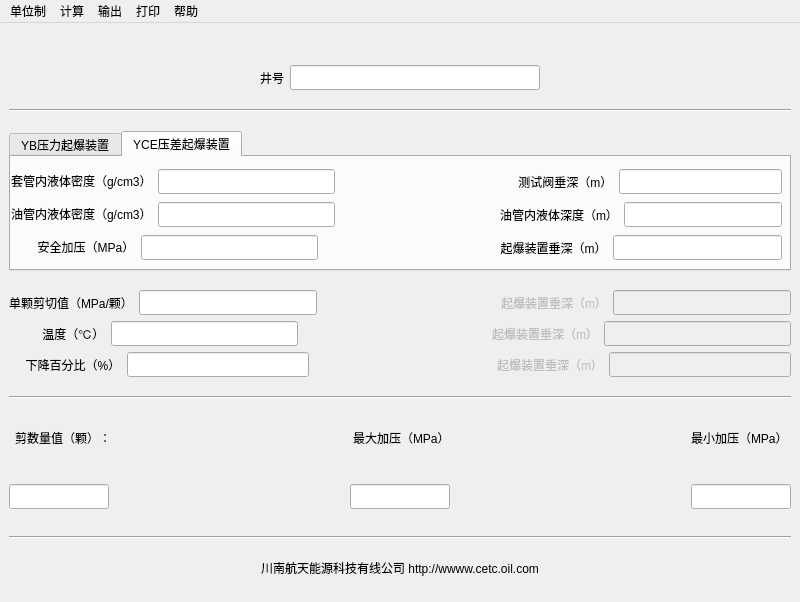
Before: the Qt Designer form 02_python/ShearPinCalc/MainWindow.ui in kurcoy/cetc, drawn with Qt 5.
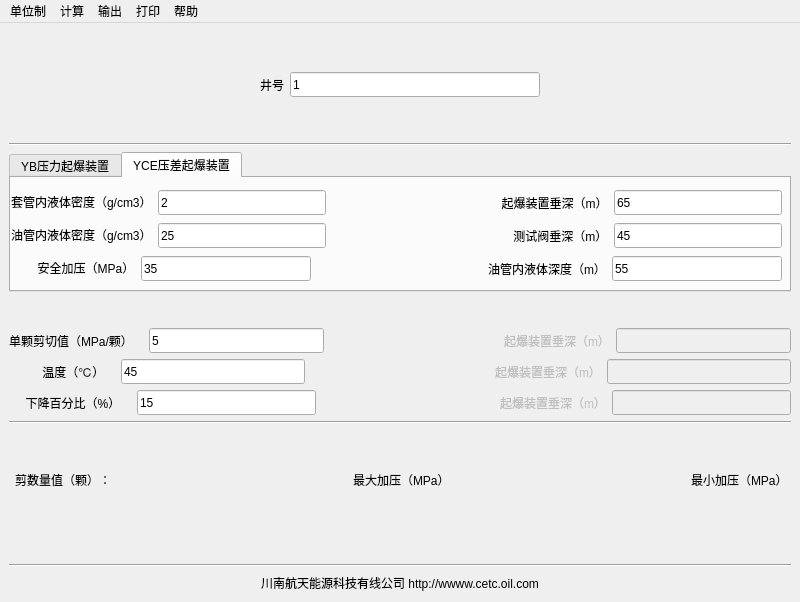
After: the same form once the commit is applied. The open tabs and pages were chosen to show the change.

```diff
--- a/02_python/ShearPinCalc/MainWindow.ui
+++ b/02_python/ShearPinCalc/MainWindow.ui
@@ -38,7 +38,7 @@
       <property name="sizeHint" stdset="0">
        <size>
         <width>20</width>
-        <height>20</height>
+        <height>40</height>
        </size>
       </property>
      </spacer>
@@ -77,7 +77,7 @@
          </size>
         </property>
         <property name="text">
-         <string/>
+         <string>1</string>
         </property>
         <property name="placeholderText">
          <string/>
@@ -102,6 +102,22 @@
       </item>
      </layout>
     </item>
+    <item>
+     <spacer name="verticalSpacer_2">
+      <property name="orientation">
+       <enum>Qt::Vertical</enum>
+      </property>
+      <property name="sizeType">
+       <enum>QSizePolicy::Fixed</enum>
+      </property>
+      <property name="sizeHint" stdset="0">
+       <size>
+        <width>20</width>
+        <height>40</height>
+       </size>
+      </property>
+     </spacer>
+    </item>
     <item>
      <widget class="Line" name="line">
       <property name="orientation">
@@ -317,10 +333,13 @@
             <widget class="QLineEdit" name="input_5">
              <property name="minimumSize">
               <size>
-               <width>177</width>
+               <width>168</width>
                <height>25</height>
               </size>
              </property>
+             <property name="text">
+              <string>2</string>
+             </property>
             </widget>
            </item>
            <item>
@@ -345,7 +364,7 @@
               <bool>true</bool>
              </property>
              <property name="text">
-              <string>    测试阀垂深（m）</string>
+              <string>  起爆装置垂深（m）</string>
              </property>
             </widget>
            </item>
@@ -356,10 +375,13 @@
              </property>
              <property name="minimumSize">
               <size>
-               <width>0</width>
+               <width>168</width>
                <height>25</height>
               </size>
              </property>
+             <property name="text">
+              <string>65</string>
+             </property>
             </widget>
            </item>
           </layout>
@@ -383,10 +405,13 @@
             <widget class="QLineEdit" name="input_7">
              <property name="minimumSize">
               <size>
-               <width>177</width>
+               <width>168</width>
                <height>25</height>
               </size>
              </property>
+             <property name="text">
+              <string>25</string>
+             </property>
             </widget>
            </item>
            <item>
@@ -411,7 +436,7 @@
               <bool>true</bool>
              </property>
              <property name="text">
-              <string>油管内液体深度（m）</string>
+              <string>    测试阀垂深（m）</string>
              </property>
             </widget>
            </item>
@@ -422,10 +447,13 @@
              </property>
              <property name="minimumSize">
               <size>
-               <width>0</width>
+               <width>168</width>
                <height>25</height>
               </size>
              </property>
+             <property name="text">
+              <string>45</string>
+             </property>
             </widget>
            </item>
           </layout>
@@ -449,10 +477,13 @@
             <widget class="QLineEdit" name="input_9">
              <property name="minimumSize">
               <size>
-               <width>177</width>
+               <width>168</width>
                <height>25</height>
               </size>
              </property>
+             <property name="text">
+              <string>35</string>
+             </property>
             </widget>
            </item>
            <item>
@@ -477,7 +508,7 @@
               <bool>true</bool>
              </property>
              <property name="text">
-              <string>  起爆装置垂深（m）</string>
+              <string>油管内液体深度（m）</string>
              </property>
             </widget>
            </item>
@@ -488,10 +519,13 @@
              </property>
              <property name="minimumSize">
               <size>
-               <width>0</width>
+               <width>168</width>
                <height>25</height>
               </size>
              </property>
+             <property name="text">
+              <string>55</string>
+             </property>
             </widget>
            </item>
           </layout>
@@ -501,6 +535,22 @@
       </widget>
      </widget>
     </item>
+    <item>
+     <spacer name="verticalSpacer_3">
+      <property name="orientation">
+       <enum>Qt::Vertical</enum>
+      </property>
+      <property name="sizeType">
+       <enum>QSizePolicy::Fixed</enum>
+      </property>
+      <property name="sizeHint" stdset="0">
+       <size>
+        <width>20</width>
+        <height>30</height>
+       </size>
+      </property>
+     </spacer>
+    </item>
     <item>
      <layout class="QVBoxLayout" name="verticalLayout">
       <item>
@@ -508,7 +558,7 @@
         <item>
          <widget class="QLabel" name="label_12">
           <property name="text">
-           <string>单颗剪切值（MPa/颗）</string>
+           <string>单颗剪切值（MPa/颗）   </string>
           </property>
          </widget>
         </item>
@@ -516,10 +566,13 @@
          <widget class="QLineEdit" name="input_11">
           <property name="minimumSize">
            <size>
-            <width>0</width>
+            <width>168</width>
             <height>25</height>
            </size>
           </property>
+          <property name="text">
+           <string>5</string>
+          </property>
          </widget>
         </item>
         <item>
@@ -568,7 +621,7 @@
         <item>
          <widget class="QLabel" name="label_6">
           <property name="text">
-           <string>          温度（℃）</string>
+           <string>          温度（℃）   </string>
           </property>
          </widget>
         </item>
@@ -576,10 +629,13 @@
          <widget class="QLineEdit" name="input_12">
           <property name="minimumSize">
            <size>
-            <width>0</width>
+            <width>168</width>
             <height>25</height>
            </size>
           </property>
+          <property name="text">
+           <string>45</string>
+          </property>
          </widget>
         </item>
         <item>
@@ -628,18 +684,21 @@
         <item>
          <widget class="QLabel" name="label_8">
           <property name="text">
-           <string>     下降百分比（%）</string>
+           <string>     下降百分比（%）   </string>
           </property>
          </widget>
         </item>
         <item>
-         <widget class="QLineEdit" name="input_13">
+         <widget class="QLineEdit" name="output_1">
           <property name="minimumSize">
            <size>
-            <width>0</width>
+            <width>168</width>
             <height>25</height>
            </size>
           </property>
+          <property name="text">
+           <string>15</string>
+          </property>
          </widget>
         </item>
         <item>
@@ -692,6 +751,22 @@
       </property>
      </widget>
     </item>
+    <item>
+     <spacer name="verticalSpacer_4">
+      <property name="orientation">
+       <enum>Qt::Vertical</enum>
+      </property>
+      <property name="sizeType">
+       <enum>QSizePolicy::Fixed</enum>
+      </property>
+      <property name="sizeHint" stdset="0">
+       <size>
+        <width>20</width>
+        <height>30</height>
+       </size>
+      </property>
+     </spacer>
+    </item>
     <item>
      <layout class="QHBoxLayout" name="horizontalLayout_4">
       <property name="spacing">
@@ -807,18 +882,97 @@
        <number>6</number>
       </property>
       <item>
-       <widget class="QLineEdit" name="output_1">
+       <widget class="QLabel" name="output_2">
         <property name="minimumSize">
          <size>
           <width>100</width>
-          <height>25</height>
+          <height>10</height>
          </size>
         </property>
-        <property name="maximumSize">
-         <size>
-          <width>16777215</width>
-          <height>16777215</height>
-         </size>
+        <property name="palette">
+         <palette>
+          <active>
+           <colorrole role="WindowText">
+            <brush brushstyle="SolidPattern">
+             <color alpha="255">
+              <red>255</red>
+              <green>0</green>
+              <blue>0</blue>
+             </color>
+            </brush>
+           </colorrole>
+           <colorrole role="Text">
+            <brush brushstyle="SolidPattern">
+             <color alpha="255">
+              <red>255</red>
+              <green>0</green>
+              <blue>0</blue>
+             </color>
+            </brush>
+           </colorrole>
+          </active>
+          <inactive>
+           <colorrole role="WindowText">
+            <brush brushstyle="SolidPattern">
+             <color alpha="255">
+              <red>255</red>
+              <green>0</green>
+              <blue>0</blue>
+             </color>
+            </brush>
+           </colorrole>
+           <colorrole role="Text">
+            <brush brushstyle="SolidPattern">
+             <color alpha="255">
+              <red>255</red>
+              <green>0</green>
+              <blue>0</blue>
+             </color>
+            </brush>
+           </colorrole>
+          </inactive>
+          <disabled>
+           <colorrole role="WindowText">
+            <brush brushstyle="SolidPattern">
+             <color alpha="255">
+              <red>120</red>
+              <green>120</green>
+              <blue>120</blue>
+             </color>
+            </brush>
+           </colorrole>
+           <colorrole role="Text">
+            <brush brushstyle="SolidPattern">
+             <color alpha="255">
+              <red>120</red>
+              <green>120</green>
+              <blue>120</blue>
+             </color>
+            </brush>
+           </colorrole>
+          </disabled>
+         </palette>
+        </property>
+        <property name="font">
+         <font>
+          <family>宋体</family>
+          <pointsize>20</pointsize>
+         </font>
+        </property>
+        <property name="autoFillBackground">
+         <bool>true</bool>
+        </property>
+        <property name="text">
+         <string/>
+        </property>
+        <property name="scaledContents">
+         <bool>true</bool>
+        </property>
+        <property name="alignment">
+         <set>Qt::AlignCenter</set>
+        </property>
+        <property name="wordWrap">
+         <bool>true</bool>
         </property>
        </widget>
       </item>
@@ -842,18 +996,97 @@
        </spacer>
       </item>
       <item>
-       <widget class="QLineEdit" name="output_2">
+       <widget class="QLabel" name="output_3">
         <property name="minimumSize">
          <size>
           <width>100</width>
-          <height>25</height>
+          <height>10</height>
          </size>
         </property>
-        <property name="maximumSize">
-         <size>
-          <width>16777215</width>
-          <height>16777215</height>
-         </size>
+        <property name="palette">
+         <palette>
+          <active>
+           <colorrole role="WindowText">
+            <brush brushstyle="SolidPattern">
+             <color alpha="255">
+              <red>255</red>
+              <green>0</green>
+              <blue>0</blue>
+             </color>
+            </brush>
+           </colorrole>
+           <colorrole role="Text">
+            <brush brushstyle="SolidPattern">
+             <color alpha="255">
+              <red>255</red>
+              <green>0</green>
+              <blue>0</blue>
+             </color>
+            </brush>
+           </colorrole>
+          </active>
+          <inactive>
+           <colorrole role="WindowText">
+            <brush brushstyle="SolidPattern">
+             <color alpha="255">
+              <red>255</red>
+              <green>0</green>
+              <blue>0</blue>
+             </color>
+            </brush>
+           </colorrole>
+           <colorrole role="Text">
+            <brush brushstyle="SolidPattern">
+             <color alpha="255">
+              <red>255</red>
+              <green>0</green>
+              <blue>0</blue>
+             </color>
+            </brush>
+           </colorrole>
+          </inactive>
+          <disabled>
+           <colorrole role="WindowText">
+            <brush brushstyle="SolidPattern">
+             <color alpha="255">
+              <red>120</red>
+              <green>120</green>
+              <blue>120</blue>
+             </color>
+            </brush>
+           </colorrole>
+           <colorrole role="Text">
+            <brush brushstyle="SolidPattern">
+             <color alpha="255">
+              <red>120</red>
+              <green>120</green>
+              <blue>120</blue>
+             </color>
+            </brush>
+           </colorrole>
+          </disabled>
+         </palette>
+        </property>
+        <property name="font">
+         <font>
+          <family>宋体</family>
+          <pointsize>20</pointsize>
+         </font>
+        </property>
+        <property name="autoFillBackground">
+         <bool>true</bool>
+        </property>
+        <property name="text">
+         <string/>
+        </property>
+        <property name="scaledContents">
+         <bool>true</bool>
+        </property>
+        <property name="alignment">
+         <set>Qt::AlignCenter</set>
+        </property>
+        <property name="wordWrap">
+         <bool>true</bool>
         </property>
        </widget>
       </item>
@@ -877,18 +1110,97 @@
        </spacer>
       </item>
       <item>
-       <widget class="QLineEdit" name="output_3">
+       <widget class="QLabel" name="output_4">
         <property name="minimumSize">
          <size>
           <width>100</width>
-          <height>25</height>
+          <height>10</height>
          </size>
         </property>
-        <property name="maximumSize">
-         <size>
-          <width>16777215</width>
-          <height>16777215</height>
-         </size>
+        <property name="palette">
+         <palette>
+          <active>
+           <colorrole role="WindowText">
+            <brush brushstyle="SolidPattern">
+             <color alpha="255">
+              <red>255</red>
+              <green>0</green>
+              <blue>0</blue>
+             </color>
+            </brush>
+           </colorrole>
+           <colorrole role="Text">
+            <brush brushstyle="SolidPattern">
+             <color alpha="255">
+              <red>255</red>
+              <green>0</green>
+              <blue>0</blue>
+             </color>
+            </brush>
+           </colorrole>
+          </active>
+          <inactive>
+           <colorrole role="WindowText">
+            <brush brushstyle="SolidPattern">
+             <color alpha="255">
+              <red>255</red>
+              <green>0</green>
+              <blue>0</blue>
+             </color>
+            </brush>
+           </colorrole>
+           <colorrole role="Text">
+            <brush brushstyle="SolidPattern">
+             <color alpha="255">
+              <red>255</red>
+              <green>0</green>
+              <blue>0</blue>
+             </color>
+            </brush>
+           </colorrole>
+          </inactive>
+          <disabled>
+           <colorrole role="WindowText">
+            <brush brushstyle="SolidPattern">
+             <color alpha="255">
+              <red>120</red>
+              <green>120</green>
+              <blue>120</blue>
+             </color>
+            </brush>
+           </colorrole>
+           <colorrole role="Text">
+            <brush brushstyle="SolidPattern">
+             <color alpha="255">
+              <red>120</red>
+              <green>120</green>
+              <blue>120</blue>
+             </color>
+            </brush>
+           </colorrole>
+          </disabled>
+         </palette>
+        </property>
+        <property name="font">
+         <font>
+          <family>宋体</family>
+          <pointsize>20</pointsize>
+         </font>
+        </property>
+        <property name="autoFillBackground">
+         <bool>true</bool>
+        </property>
+        <property name="text">
+         <string/>
+        </property>
+        <property name="scaledContents">
+         <bool>true</bool>
+        </property>
+        <property name="alignment">
+         <set>Qt::AlignCenter</set>
+        </property>
+        <property name="wordWrap">
+         <bool>true</bool>
         </property>
        </widget>
       </item>
```
Left out of the diff: 44 changed lines with no effect on the pictures.
